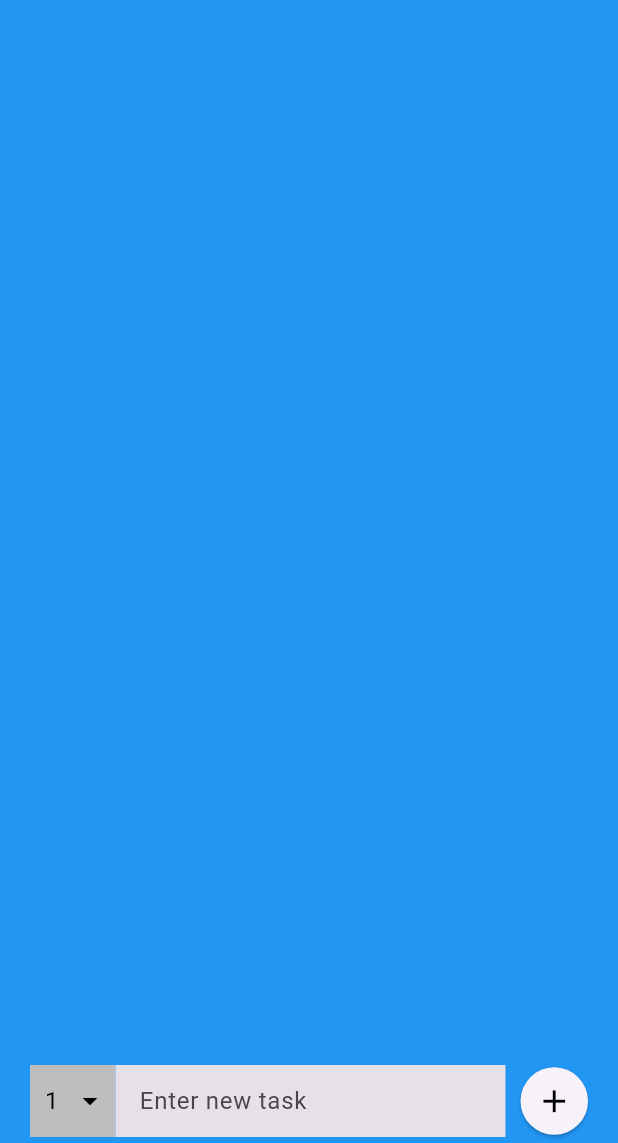
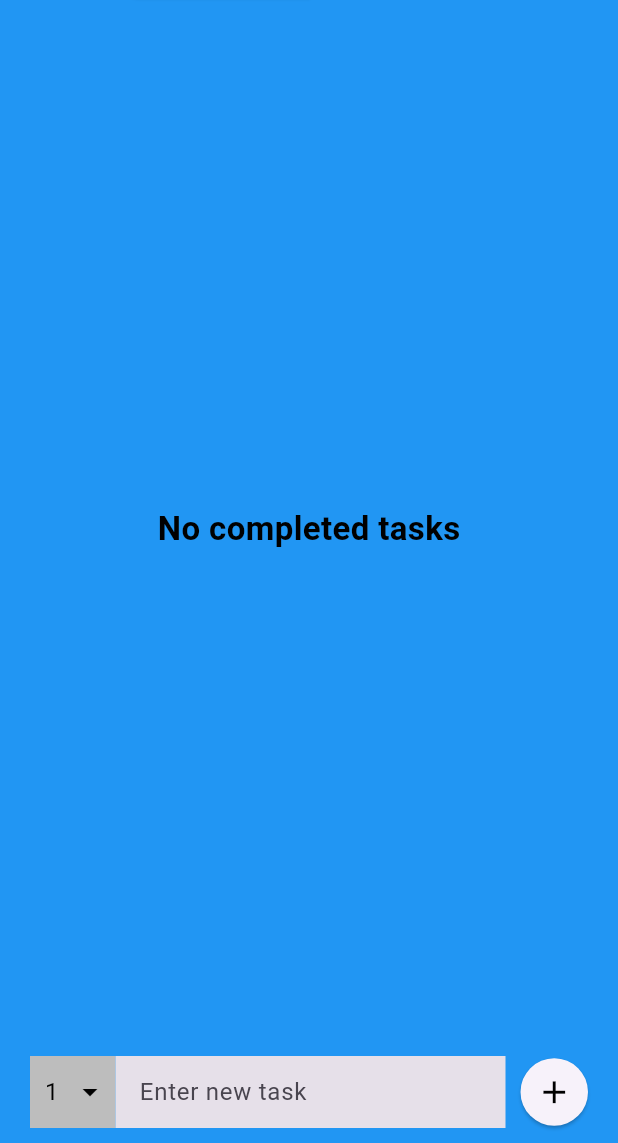
Before and after one commit to drapek9/ToDoAppFlutter, a Flutter app: the screen it shows after launch, after a tap on "Complete", on a phone screen of 412 x 824 dp, the part 93-1236 px from its top. Run offline on Flutter 3.47's test engine with Material 3 defaults, Android fonts, the phone set to English and light mode, and no system bars; our stand-ins replace flutter_spinkit.

Commit message:
nemít možnost jít zpět na loading screen + pageview i pro swiping a switch

```diff
--- a/lib/home_page/homepage_screen.dart
+++ b/lib/home_page/homepage_screen.dart
@@ -84,6 +84,8 @@ class _MainScreenState extends State<MainScreen> {
     deleteCompletedTask(theTask);
   }
 
+  final page_controller = PageController();
+
   @override
   Widget build(BuildContext context) {
 
@@ -113,6 +115,7 @@ class _MainScreenState extends State<MainScreen> {
                     width: 125,
                     child: ElevatedButton(
                       onPressed: !showTasks ? (){
+                        page_controller.jumpToPage(0);
                         setState(() {
                           showTasks = true;
                         });
@@ -143,6 +146,7 @@ class _MainScreenState extends State<MainScreen> {
                     width: 125,
                     child: ElevatedButton(
                       onPressed: showTasks ? (){
+                        page_controller.jumpToPage(1);
                         setState(() {
                           showTasks = false;
                         });
@@ -171,22 +175,48 @@ class _MainScreenState extends State<MainScreen> {
                 ],
               ),
               Expanded(
-                child: IndexedStack(
-                  index: showTasks ? 0 : 1,
+                // child: IndexedStack(
+                // index: showTasks ? 0 : 1,
+                child: PageView(
+                  controller: page_controller,
+                  onPageChanged: (index) {
+                    setState(() {
+                      showTasks = index == 0;
+                    });
+                  },
                   children: [
-                    TasksPart(
-                      dataTasks: tasks,
-                      deleteFunction: deleteTask,
-                      completedFunction: completedTask),
-                    CompletePart(
+                     tasks.length > 0 ? TasksPart(
+                       dataTasks: tasks,
+                       deleteFunction: deleteTask,
+                       completedFunction: completedTask) :
+                     Center(
+                       child:
+                       Text(
+                         "No tasks",
+                         style: TextStyle(
+                           fontSize: 22,
+                           color: Colors.black,
+                           fontWeight: FontWeight.bold
+                         ),
+                         )),
+                    tasksComplete.length > 0 ? CompletePart(
                       dataCompleteTasks: tasksComplete,
                       restoreFunction: restoreTask,
                       deleteFunction: deleteCompletedTask
-                      )],
-                ),
+                      ) : Center(
+                        child:
+                        Text(
+                          "No completed tasks",
+                          style: TextStyle(
+                            fontSize: 22,
+                            color: Colors.black,
+                            fontWeight: FontWeight.bold
+                          ),
+                          )),
+                ]),
               ),
               Padding(
-                padding: const EdgeInsets.fromLTRB(20, 0, 20, 4),
+                padding: const EdgeInsets.fromLTRB(20, 0, 20, 10),
                 child: Row(
                   children: [
                     Container(
--- a/lib/loading/loading_screen.dart
+++ b/lib/loading/loading_screen.dart
@@ -52,7 +52,7 @@ class _LoadingScreenState extends State<LoadingScreen> {
       print("nic to nenašlo");
     }
 
-    Navigator.pushNamed(context, "/home", arguments: {
+    Navigator.pushReplacementNamed(context, "/home", arguments: {
       "tasks": data,
       "complete_tasks": dataComplete
     });
```
